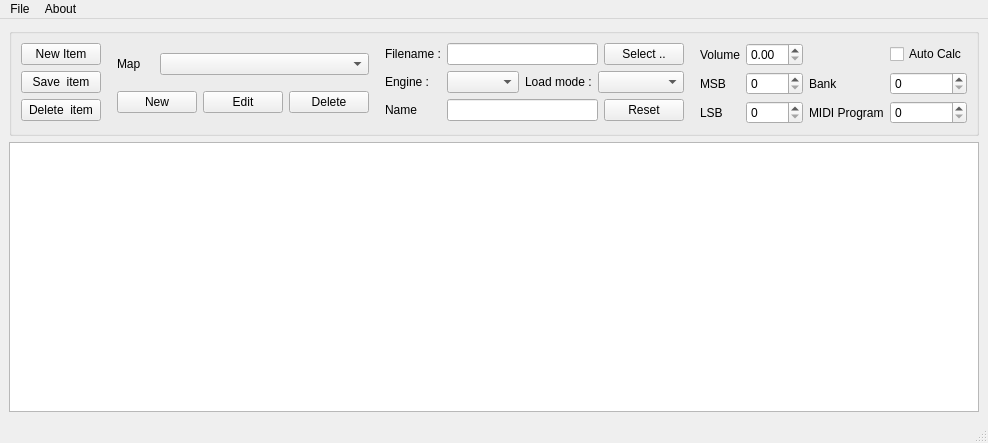
This is lscpedit.ui in gakramx/sonegx-editor as Qt 5 draws it before an edit. The edited form follows.
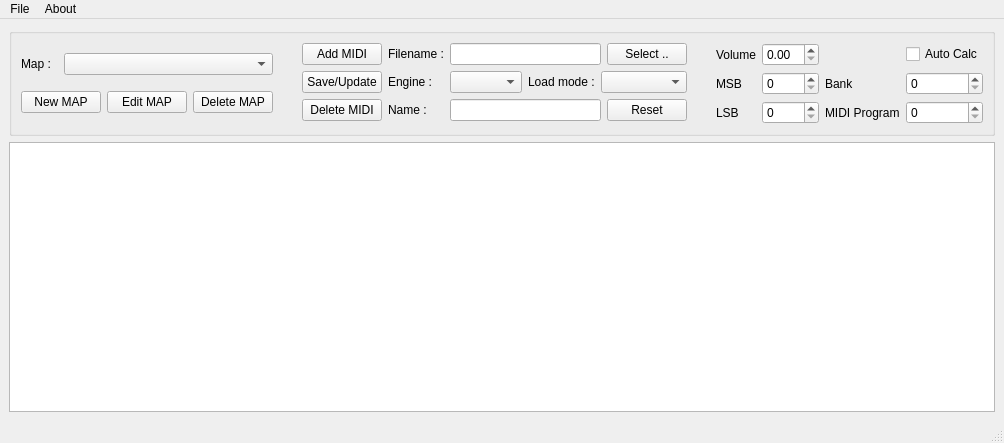
This is the edited form.

Commit message: Fix map combobox in UI

The edit to the form file:
```diff
--- a/lscpedit.ui
+++ b/lscpedit.ui
@@ -6,7 +6,7 @@
    <rect>
     <x>0</x>
     <y>0</y>
-    <width>988</width>
+    <width>1004</width>
     <height>443</height>
    </rect>
   </property>
@@ -17,111 +17,63 @@
    <property name="enabled">
     <bool>true</bool>
    </property>
-   <layout class="QGridLayout" name="gridLayout_7">
+   <layout class="QGridLayout" name="gridLayout_6">
     <item row="0" column="0">
-     <layout class="QGridLayout" name="gridLayout_6">
-      <item row="0" column="0">
-       <widget class="QGroupBox" name="groupBox">
-        <property name="sizePolicy">
-         <sizepolicy hsizetype="Expanding" vsizetype="Minimum">
-          <horstretch>0</horstretch>
-          <verstretch>0</verstretch>
-         </sizepolicy>
-        </property>
-        <property name="title">
-         <string/>
-        </property>
-        <layout class="QGridLayout" name="gridLayout_5">
-         <item row="0" column="1">
-          <layout class="QGridLayout" name="gridLayout_4">
-           <item row="0" column="6">
-            <layout class="QGridLayout" name="gridLayout_3">
-             <item row="4" column="0">
-              <widget class="QLabel" name="label_7">
-               <property name="text">
-                <string>LSB</string>
-               </property>
-              </widget>
-             </item>
-             <item row="2" column="1">
-              <widget class="QSpinBox" name="msb_spinBox"/>
-             </item>
-             <item row="4" column="2">
-              <widget class="QLabel" name="label_9">
-               <property name="text">
-                <string>MIDI Program</string>
-               </property>
-              </widget>
-             </item>
-             <item row="0" column="0">
-              <widget class="QLabel" name="label_4">
-               <property name="text">
-                <string>Volume</string>
-               </property>
-              </widget>
-             </item>
-             <item row="2" column="2">
-              <widget class="QLabel" name="label_8">
-               <property name="text">
-                <string>Bank</string>
-               </property>
-              </widget>
-             </item>
-             <item row="4" column="1">
-              <widget class="QSpinBox" name="lsb_spinBox"/>
-             </item>
-             <item row="2" column="0">
-              <widget class="QLabel" name="label_5">
-               <property name="text">
-                <string>MSB</string>
-               </property>
-              </widget>
-             </item>
-             <item row="2" column="3">
-              <widget class="QSpinBox" name="bank_spinBox"/>
-             </item>
-             <item row="4" column="3">
-              <widget class="QSpinBox" name="prog_spinBox"/>
-             </item>
-             <item row="0" column="3">
-              <widget class="QCheckBox" name="autoCalc_checkBox">
-               <property name="text">
-                <string>Auto Calc</string>
-               </property>
-              </widget>
-             </item>
-             <item row="0" column="1">
-              <widget class="QDoubleSpinBox" name="volume_doubleSpinBox"/>
-             </item>
-            </layout>
-           </item>
-           <item row="0" column="2">
+     <widget class="QGroupBox" name="groupBox">
+      <property name="sizePolicy">
+       <sizepolicy hsizetype="Expanding" vsizetype="Minimum">
+        <horstretch>0</horstretch>
+        <verstretch>0</verstretch>
+       </sizepolicy>
+      </property>
+      <property name="title">
+       <string/>
+      </property>
+      <layout class="QGridLayout" name="gridLayout_5">
+       <item row="0" column="0">
+        <spacer name="horizontalSpacer_3">
+         <property name="orientation">
+          <enum>Qt::Horizontal</enum>
+         </property>
+         <property name="sizeHint" stdset="0">
+          <size>
+           <width>40</width>
+           <height>20</height>
+          </size>
+         </property>
+        </spacer>
+       </item>
+       <item row="0" column="1">
+        <layout class="QHBoxLayout" name="horizontalLayout_2">
+         <item>
+          <layout class="QHBoxLayout" name="horizontalLayout">
+           <item>
             <layout class="QGridLayout" name="gridLayout_2">
              <item row="1" column="2">
               <widget class="QPushButton" name="editMap_pushButton">
                <property name="text">
-                <string>Edit</string>
+                <string>Edit MAP</string>
                </property>
               </widget>
              </item>
              <item row="1" column="0" colspan="2">
               <widget class="QPushButton" name="newMap_pushButton">
                <property name="text">
-                <string>New</string>
+                <string>New MAP</string>
                </property>
               </widget>
              </item>
              <item row="0" column="0">
               <widget class="QLabel" name="label_10">
                <property name="text">
-                <string>Map</string>
+                <string>Map :</string>
                </property>
               </widget>
              </item>
              <item row="1" column="3">
               <widget class="QPushButton" name="deletMap_pushButton">
                <property name="text">
-                <string>Delete</string>
+                <string>Delete MAP</string>
                </property>
               </widget>
              </item>
@@ -130,20 +82,7 @@
              </item>
             </layout>
            </item>
-           <item row="0" column="5">
-            <spacer name="horizontalSpacer_2">
-             <property name="orientation">
-              <enum>Qt::Horizontal</enum>
-             </property>
-             <property name="sizeHint" stdset="0">
-              <size>
-               <width>40</width>
-               <height>20</height>
-              </size>
-             </property>
-            </spacer>
-           </item>
-           <item row="0" column="3">
+           <item>
             <spacer name="horizontalSpacer">
              <property name="orientation">
               <enum>Qt::Horizontal</enum>
@@ -156,137 +95,185 @@
              </property>
             </spacer>
            </item>
-           <item row="0" column="4">
-            <layout class="QGridLayout" name="gridLayout">
-             <item row="2" column="0">
-              <widget class="QLabel" name="label_2">
-               <property name="text">
-                <string>Name</string>
-               </property>
-              </widget>
-             </item>
-             <item row="1" column="4" colspan="2">
-              <widget class="QComboBox" name="loadMode_comboBox"/>
-             </item>
-             <item row="0" column="5">
-              <widget class="QPushButton" name="selectInstFile_pushButton">
-               <property name="text">
-                <string>Select ..</string>
-               </property>
-              </widget>
-             </item>
-             <item row="0" column="1" colspan="4">
-              <widget class="QLineEdit" name="instFilePath_lineEdit"/>
-             </item>
-             <item row="1" column="1" colspan="2">
-              <widget class="QComboBox" name="engine_comboBox"/>
-             </item>
-             <item row="0" column="0">
-              <widget class="QLabel" name="label">
-               <property name="text">
-                <string>Filename :</string>
-               </property>
-              </widget>
-             </item>
-             <item row="1" column="0">
-              <widget class="QLabel" name="label_3">
-               <property name="text">
-                <string>Engine :</string>
-               </property>
-              </widget>
-             </item>
-             <item row="1" column="3">
-              <widget class="QLabel" name="label_6">
-               <property name="text">
-                <string>Load mode :</string>
-               </property>
-              </widget>
-             </item>
-             <item row="2" column="1" colspan="4">
-              <widget class="QLineEdit" name="nameGig_lineEdit"/>
-             </item>
-             <item row="2" column="5">
-              <widget class="QPushButton" name="resetName_pushButton">
-               <property name="text">
-                <string>Reset</string>
-               </property>
-              </widget>
-             </item>
-            </layout>
-           </item>
-           <item row="0" column="0">
+           <item>
             <layout class="QFormLayout" name="formLayout">
              <item row="0" column="0">
               <widget class="QPushButton" name="newItem_pushButton">
                <property name="text">
-                <string>New Item</string>
+                <string>Add MIDI</string>
                </property>
               </widget>
              </item>
              <item row="1" column="0">
               <widget class="QPushButton" name="saveItem_pushButton">
                <property name="text">
-                <string>Save  item</string>
+                <string>Save/Update</string>
                </property>
               </widget>
              </item>
              <item row="2" column="0">
               <widget class="QPushButton" name="deleteItem_pushButton">
                <property name="text">
-                <string>Delete  item</string>
+                <string>Delete MIDI</string>
                </property>
               </widget>
              </item>
             </layout>
+           </item>
+          </layout>
+         </item>
+         <item>
+          <layout class="QGridLayout" name="gridLayout">
+           <item row="1" column="4" colspan="2">
+            <widget class="QComboBox" name="loadMode_comboBox"/>
+           </item>
+           <item row="1" column="3">
+            <widget class="QLabel" name="label_6">
+             <property name="text">
+              <string>Load mode :</string>
+             </property>
+            </widget>
+           </item>
+           <item row="0" column="0">
+            <widget class="QLabel" name="label">
+             <property name="text">
+              <string>Filename :</string>
+             </property>
+            </widget>
+           </item>
+           <item row="0" column="1" colspan="4">
+            <widget class="QLineEdit" name="instFilePath_lineEdit"/>
+           </item>
+           <item row="0" column="5">
+            <widget class="QPushButton" name="selectInstFile_pushButton">
+             <property name="text">
+              <string>Select ..</string>
+             </property>
+            </widget>
+           </item>
+           <item row="2" column="0">
+            <widget class="QLabel" name="label_2">
+             <property name="text">
+              <string>Name :</string>
+             </property>
+            </widget>
+           </item>
+           <item row="2" column="5">
+            <widget class="QPushButton" name="resetName_pushButton">
+             <property name="text">
+              <string>Reset</string>
+             </property>
+            </widget>
+           </item>
+           <item row="2" column="1" colspan="4">
+            <widget class="QLineEdit" name="nameGig_lineEdit"/>
+           </item>
+           <item row="1" column="1" colspan="2">
+            <widget class="QComboBox" name="engine_comboBox"/>
+           </item>
+           <item row="1" column="0">
+            <widget class="QLabel" name="label_3">
+             <property name="text">
+              <string>Engine :</string>
+             </property>
+            </widget>
+           </item>
+          </layout>
+         </item>
+         <item>
+          <spacer name="horizontalSpacer_2">
+           <property name="orientation">
+            <enum>Qt::Horizontal</enum>
+           </property>
+           <property name="sizeHint" stdset="0">
+            <size>
+             <width>40</width>
+             <height>20</height>
+            </size>
+           </property>
+          </spacer>
+         </item>
+         <item>
+          <layout class="QGridLayout" name="gridLayout_3">
+           <item row="4" column="0">
+            <widget class="QLabel" name="label_7">
+             <property name="text">
+              <string>LSB</string>
+             </property>
+            </widget>
+           </item>
+           <item row="2" column="1">
+            <widget class="QSpinBox" name="msb_spinBox"/>
+           </item>
+           <item row="4" column="2">
+            <widget class="QLabel" name="label_9">
+             <property name="text">
+              <string>MIDI Program</string>
+             </property>
+            </widget>
+           </item>
+           <item row="0" column="0">
+            <widget class="QLabel" name="label_4">
+             <property name="text">
+              <string>Volume</string>
+             </property>
+            </widget>
+           </item>
+           <item row="2" column="2">
+            <widget class="QLabel" name="label_8">
+             <property name="text">
+              <string>Bank</string>
+             </property>
+            </widget>
+           </item>
+           <item row="4" column="1">
+            <widget class="QSpinBox" name="lsb_spinBox"/>
+           </item>
+           <item row="2" column="0">
+            <widget class="QLabel" name="label_5">
+             <property name="text">
+              <string>MSB</string>
+             </property>
+            </widget>
+           </item>
+           <item row="2" column="3">
+            <widget class="QSpinBox" name="bank_spinBox"/>
+           </item>
+           <item row="4" column="3">
+            <widget class="QSpinBox" name="prog_spinBox"/>
+           </item>
+           <item row="0" column="3">
+            <widget class="QCheckBox" name="autoCalc_checkBox">
+             <property name="text">
+              <string>Auto Calc</string>
+             </property>
+            </widget>
            </item>
            <item row="0" column="1">
-            <spacer name="horizontalSpacer_3">
-             <property name="orientation">
-              <enum>Qt::Horizontal</enum>
-             </property>
-             <property name="sizeHint" stdset="0">
-              <size>
-               <width>40</width>
-               <height>20</height>
-              </size>
-             </property>
-            </spacer>
+            <widget class="QDoubleSpinBox" name="volume_doubleSpinBox"/>
            </item>
           </layout>
          </item>
-         <item row="0" column="0">
-          <spacer name="horizontalSpacer_4">
-           <property name="orientation">
-            <enum>Qt::Horizontal</enum>
-           </property>
-           <property name="sizeHint" stdset="0">
-            <size>
-             <width>40</width>
-             <height>20</height>
-            </size>
-           </property>
-          </spacer>
-         </item>
-         <item row="0" column="2">
-          <spacer name="horizontalSpacer_5">
-           <property name="orientation">
-            <enum>Qt::Horizontal</enum>
-           </property>
-           <property name="sizeHint" stdset="0">
-            <size>
-             <width>40</width>
-             <height>20</height>
-            </size>
-           </property>
-          </spacer>
-         </item>
         </layout>
-       </widget>
-      </item>
-      <item row="1" column="0">
-       <widget class="QTableView" name="tableView"/>
-      </item>
-     </layout>
+       </item>
+       <item row="0" column="2">
+        <spacer name="horizontalSpacer_4">
+         <property name="orientation">
+          <enum>Qt::Horizontal</enum>
+         </property>
+         <property name="sizeHint" stdset="0">
+          <size>
+           <width>40</width>
+           <height>20</height>
+          </size>
+         </property>
+        </spacer>
+       </item>
+      </layout>
+     </widget>
+    </item>
+    <item row="1" column="0">
+     <widget class="QTableView" name="tableView"/>
     </item>
    </layout>
   </widget>
@@ -295,7 +282,7 @@
     <rect>
      <x>0</x>
      <y>0</y>
-     <width>988</width>
+     <width>1004</width>
      <height>22</height>
     </rect>
    </property>
```
The commit also changes 3 other files.
